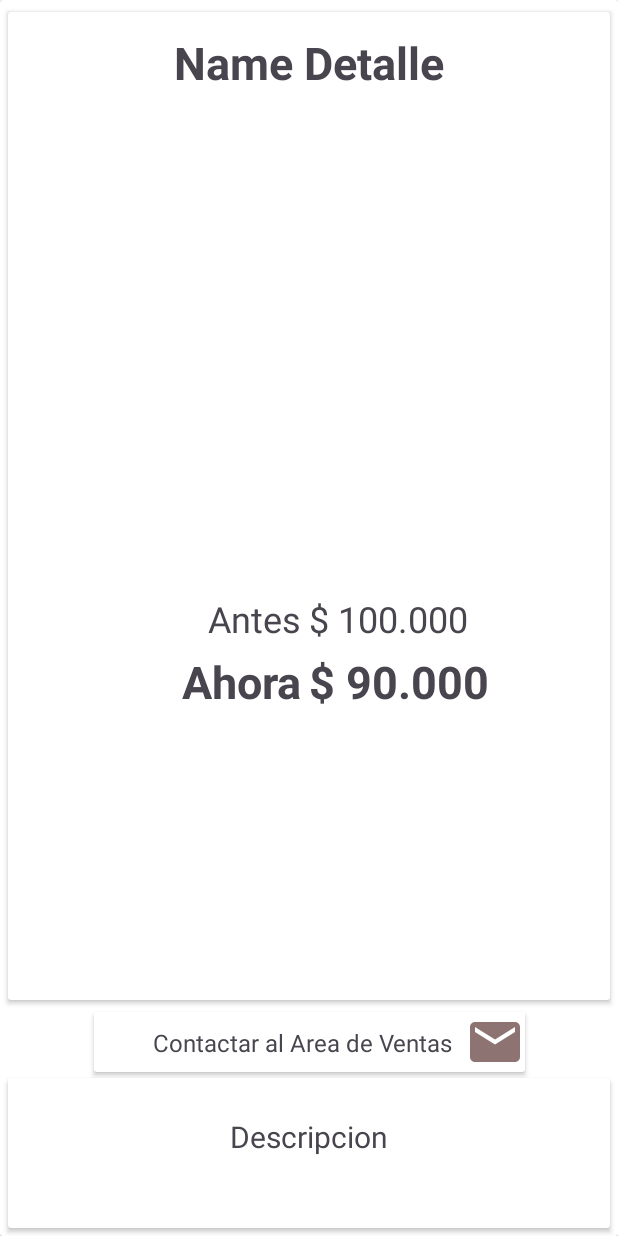
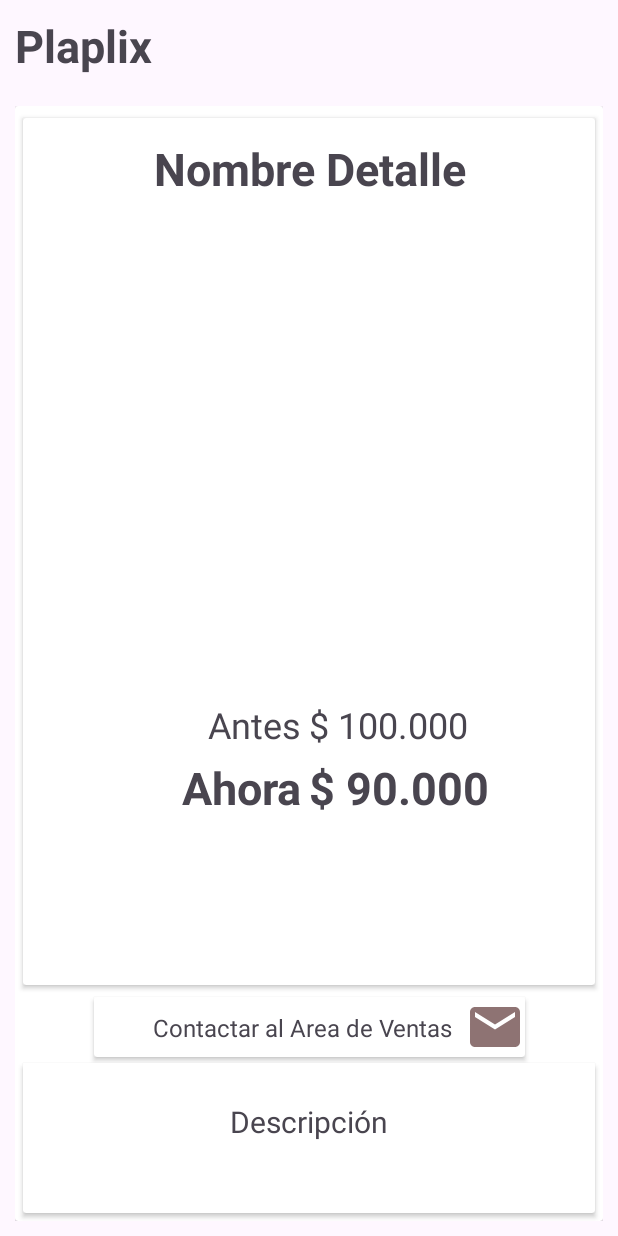
Before and after one commit to OskarUno/ApiTelefonosV1, an Android app: the DetalleFragment screen opened through its navigation route, on a phone screen of 412 x 824 dp. Run offline under Robolectric (Android 15) with nearby library versions, the phone set to English and light mode, and no system bars; our stand-ins replace Room's generated code; network calls fail; pictures from the network do not load; 1 statement that could not run was skipped.

```diff
--- a/app/src/main/res/layout/activity_main.xml
+++ b/app/src/main/res/layout/activity_main.xml
@@ -12,10 +12,27 @@
         android:name="androidx.navigation.fragment.NavHostFragment"
         android:layout_width="0dp"
         android:layout_height="0dp"
+        android:paddingStart="10dp"
+        android:paddingTop="10dp"
+        android:paddingEnd="10dp"
+        android:paddingBottom="10dp"
         app:defaultNavHost="true"
         app:layout_constraintBottom_toBottomOf="parent"
         app:layout_constraintEnd_toEndOf="parent"
         app:layout_constraintStart_toStartOf="parent"
-        app:layout_constraintTop_toTopOf="parent"
+        app:layout_constraintTop_toBottomOf="@+id/tvApp"
         app:navGraph="@navigation/nav_graph" />
+
+    <TextView
+        android:id="@+id/tvApp"
+        android:layout_width="0dp"
+        android:layout_height="wrap_content"
+        android:padding="10dp"
+        android:text="@string/tituloApp"
+        android:textAlignment="textStart"
+        android:textSize="30sp"
+        android:textStyle="bold"
+        app:layout_constraintEnd_toEndOf="parent"
+        app:layout_constraintStart_toStartOf="parent"
+        app:layout_constraintTop_toTopOf="parent" />
 </androidx.constraintlayout.widget.ConstraintLayout>
--- a/app/src/main/res/layout/fragment_detalle.xml
+++ b/app/src/main/res/layout/fragment_detalle.xml
@@ -43,7 +43,7 @@
 
                     <androidx.constraintlayout.widget.ConstraintLayout
                         android:layout_width="match_parent"
-                        android:layout_height="match_parent">
+                        android:layout_height="wrap_content">
 
                         <androidx.constraintlayout.widget.Guideline
                             android:id="@+id/guideline6"
@@ -57,7 +57,7 @@
                             android:layout_width="0dp"
                             android:layout_height="wrap_content"
                             android:layout_marginTop="8dp"
-                            android:text="Name Detalle"
+                            android:text="@string/nombre_detalle"
                             android:textAlignment="center"
                             android:textSize="30sp"
                             android:textStyle="bold"
@@ -70,9 +70,11 @@
                             android:layout_width="0dp"
                             android:layout_height="300dp"
                             android:layout_marginTop="24dp"
+                            android:contentDescription="@string/imagen_telefono"
                             app:layout_constraintEnd_toEndOf="parent"
                             app:layout_constraintStart_toStartOf="parent"
                             app:layout_constraintTop_toBottomOf="@+id/tvNameD"
+                            tools:ignore="ImageContrastCheck"
                             tools:src="@tools:sample/avatars" />
 
                         <TextView
@@ -80,7 +82,7 @@
                             android:layout_width="wrap_content"
                             android:layout_height="wrap_content"
                             android:layout_marginTop="10dp"
-                            android:text="$ 100.000"
+                            android:text="@string/_100_000"
                             android:textAlignment="center"
                             android:textSize="24sp"
                             app:layout_constraintEnd_toEndOf="parent"
@@ -93,7 +95,7 @@
                             android:layout_width="wrap_content"
                             android:layout_height="wrap_content"
                             android:layout_marginEnd="5dp"
-                            android:text="Antes"
+                            android:text="@string/antes"
                             android:textAlignment="center"
                             android:textSize="24sp"
                             app:layout_constraintEnd_toStartOf="@+id/guideline6"
@@ -106,7 +108,7 @@
                             android:layout_width="wrap_content"
                             android:layout_height="wrap_content"
                             android:layout_marginTop="5dp"
-                            android:text="$ 90.000"
+                            android:text="@string/_90_000"
                             android:textAlignment="textStart"
                             android:textSize="30sp"
                             android:textStyle="bold"
@@ -120,7 +122,7 @@
                             android:layout_width="wrap_content"
                             android:layout_height="wrap_content"
                             android:layout_marginEnd="5dp"
-                            android:text="Ahora"
+                            android:text="@string/ahora"
                             android:textAlignment="center"
                             android:textSize="30sp"
                             android:textStyle="bold"
@@ -134,7 +136,7 @@
                             android:layout_width="0dp"
                             android:layout_height="wrap_content"
                             android:layout_marginTop="16dp"
-                            android:text="Acepta Crédito"
+                            android:text="@string/acepta_cr_dito"
                             android:textAlignment="center"
                             android:textSize="24sp"
                             android:visibility="invisible"
@@ -150,7 +152,7 @@
                             android:layout_width="0dp"
                             android:layout_height="wrap_content"
                             android:layout_marginTop="16dp"
-                            android:text="Sólo Efectivo"
+                            android:text="@string/s_lo_efectivo"
                             android:textAlignment="center"
                             android:textSize="24sp"
                             android:visibility="invisible"
@@ -167,7 +169,7 @@
                             android:layout_height="wrap_content"
                             android:layout_marginStart="3dp"
                             android:layout_marginBottom="3dp"
-                            android:text="idProducto"
+                            android:text="@string/idproducto"
                             android:visibility="invisible"
                             app:layout_constraintBottom_toTopOf="@+id/imgD"
                             app:layout_constraintStart_toStartOf="parent" />
@@ -198,7 +200,7 @@
                         android:layout_height="wrap_content"
                         android:layout_marginTop="5dp"
                         android:layout_marginBottom="5dp"
-                        android:text="Contactar al Area de Ventas"
+                        android:text="@string/contactar_al_area_de_ventas"
                         android:textSize="16sp"
                         app:layout_constraintBottom_toBottomOf="parent"
                         app:layout_constraintEnd_toEndOf="parent"
@@ -214,7 +216,8 @@
                         android:src="@drawable/baseline_email_24"
                         app:layout_constraintBottom_toBottomOf="parent"
                         app:layout_constraintStart_toEndOf="@+id/tvMsjMail"
-                        app:layout_constraintTop_toTopOf="parent" />
+                        app:layout_constraintTop_toTopOf="parent"
+                        android:contentDescription="@string/imagen_mail" />
 
                 </androidx.constraintlayout.widget.ConstraintLayout>
 
@@ -242,7 +245,7 @@
                         android:layout_width="match_parent"
                         android:layout_height="wrap_content"
                         android:padding="15dp"
-                        android:text="Descripcion"
+                        android:text="@string/descripcion"
                         android:textAlignment="center"
                         android:textSize="20sp" />
                 </ScrollView>
--- a/app/src/main/res/layout/item_moviles.xml
+++ b/app/src/main/res/layout/item_moviles.xml
@@ -54,7 +54,8 @@
                 app:layout_constraintEnd_toEndOf="parent"
                 app:layout_constraintStart_toStartOf="parent"
                 app:layout_constraintTop_toTopOf="parent"
-                tools:srcCompat="@drawable/baseline_phone_android_24" />
+                tools:srcCompat="@drawable/baseline_phone_android_24"
+                android:contentDescription="@string/item_telefono" />
         </androidx.constraintlayout.widget.ConstraintLayout>
     </androidx.cardview.widget.CardView>
 </androidx.constraintlayout.widget.ConstraintLayout>
--- a/app/src/main/res/values/colors.xml
+++ b/app/src/main/res/values/colors.xml
@@ -2,4 +2,16 @@
 <resources>
     <color name="black">#FF000000</color>
     <color name="white">#FFFFFFFF</color>
+
+    <color name="colorPrimaryDark">#0097A7</color>
+    <color name="colorPrimaryLight">#B2EBF2</color>
+    <color name="colorPrimary">#00BCD4</color>
+
+    <color name="colorPrimaryText">#212121</color>
+    <color name="colorSecondaryText">#757575</color>
+
+    <color name="colorTextIcon">#FFFFFF</color>
+    <color name="colorAccent">#FF5252</color>
+    <color name="colorDivider">#BDBDBD</color>
+
 </resources>
--- a/app/src/main/res/values/strings.xml
+++ b/app/src/main/res/values/strings.xml
@@ -1,7 +1,21 @@
 <resources>
     <string name="app_name">ApiTelefonosV1</string>
-    <!-- TODO: Remove or change this placeholder text -->
-    <string name="hello_blank_fragment">Hello blank fragment</string>
-    <string name="nametelefono">NameTelefono</string>
+
+    <string name="nametelefono">Nombre Teléfono</string>
     <string name="precio">Precio</string>
+    <string name="nombre_detalle">Nombre Detalle</string>
+    <string name="_100_000">$ 100.000</string>
+    <string name="antes">Antes</string>
+    <string name="_90_000">$ 90.000</string>
+    <string name="ahora">Ahora</string>
+    <string name="acepta_cr_dito">Acepta Crédito</string>
+    <string name="s_lo_efectivo">Sólo Efectivo</string>
+    <string name="idproducto">idProducto</string>
+    <string name="imagen_telefono">Imagen Teléfono</string>
+    <string name="imagen_mail">Imagen Mail</string>
+    <string name="descripcion">Descripción</string>
+    <string name="contactar_al_area_de_ventas">Contactar al Area de Ventas</string>
+    <string name="item_telefono">Item Telefono</string>
+    <string name="tituloApp">Plaplix</string>
+
 </resources>
```
